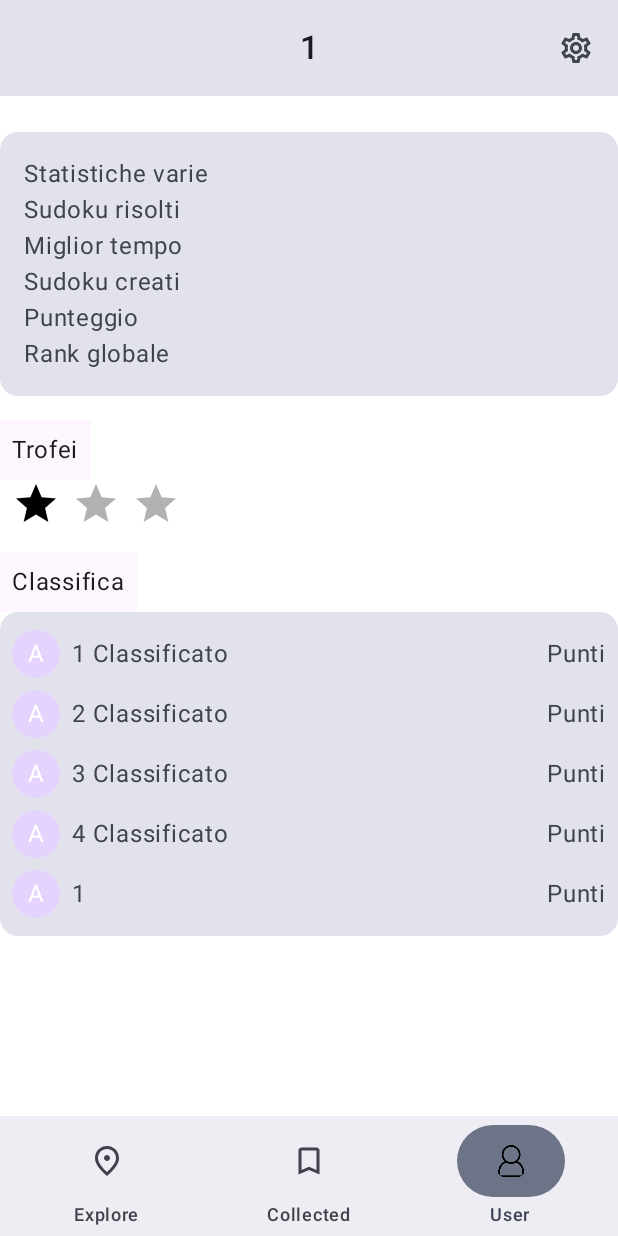
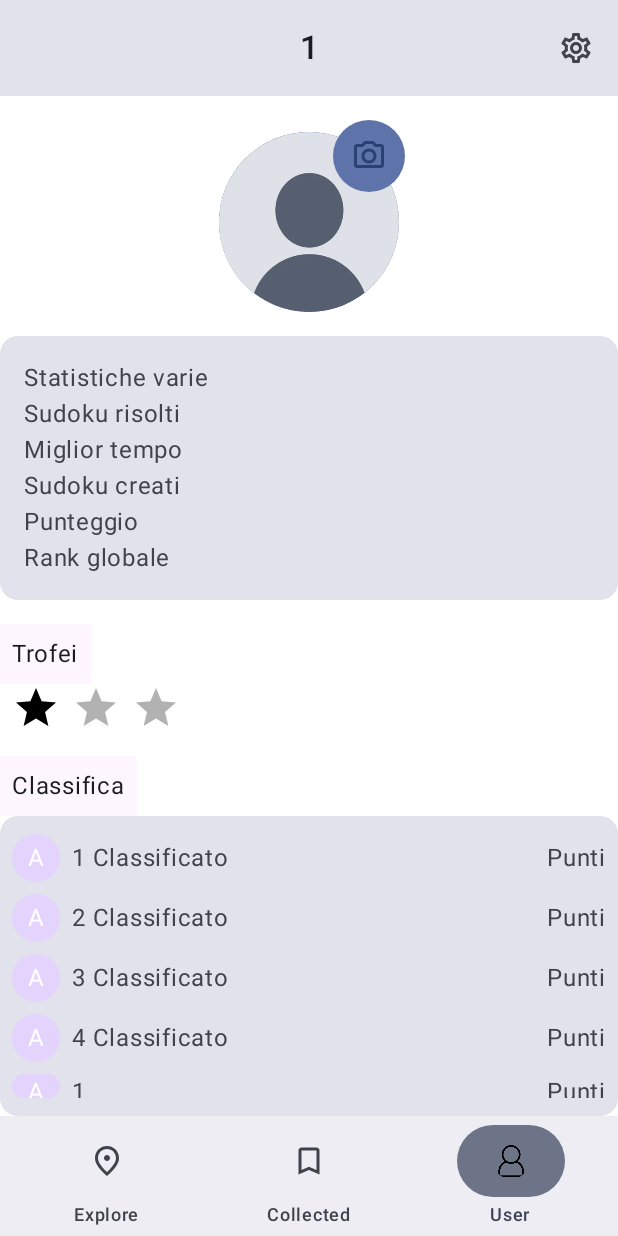
Before and after one commit to AndreaMonaco2912/Sudoku-GO, an Android app built with Jetpack Compose: the screen it shows after launch (MainActivity), item 3 of the bottom bar chosen, on a phone screen of 412 x 824 dp. Run offline under Robolectric (Android 15) with nearby library versions, the light colour scheme and no system bars; libraries missing offline, so code that uses them is left out: io.github.jan.supabase, org.osmdroid.config, org.osmdroid.tileprovider, org.osmdroid.util, org.osmdroid.views; 7 statements that could not run were skipped.

Commit message:
Changed the user ui

```diff
--- a/app/src/main/java/com/example/sudokugo/ui/screens/UserScreen.kt
+++ b/app/src/main/java/com/example/sudokugo/ui/screens/UserScreen.kt
@@ -1,5 +1,6 @@
 package com.example.sudokugo.ui.screens
 
+import androidx.compose.foundation.Image
 import androidx.compose.foundation.background
 import androidx.compose.foundation.layout.Arrangement
 import androidx.compose.foundation.layout.Box
@@ -8,24 +9,30 @@ import androidx.compose.foundation.layout.Row
 import androidx.compose.foundation.layout.Spacer
 import androidx.compose.foundation.layout.fillMaxSize
 import androidx.compose.foundation.layout.fillMaxWidth
+import androidx.compose.foundation.layout.offset
 import androidx.compose.foundation.layout.padding
 import androidx.compose.foundation.layout.size
 import androidx.compose.foundation.layout.width
 import androidx.compose.foundation.shape.CircleShape
 import androidx.compose.material.icons.Icons
 import androidx.compose.material.icons.filled.Star
+import androidx.compose.material.icons.outlined.PhotoCamera
 import androidx.compose.material3.Icon
 import androidx.compose.material3.MaterialTheme
 import androidx.compose.material3.Scaffold
 import androidx.compose.material3.Text
 import androidx.compose.material3.Card
 import androidx.compose.material3.CardDefaults
+import androidx.compose.material3.IconButton
 import androidx.compose.runtime.Composable
 import androidx.compose.ui.Alignment
 import androidx.compose.ui.Modifier
+import androidx.compose.ui.draw.clip
 import androidx.compose.ui.graphics.Color
+import androidx.compose.ui.res.painterResource
 import androidx.compose.ui.unit.dp
 import androidx.navigation.NavController
+import com.example.sudokugo.R
 import com.example.sudokugo.ui.composables.BottomNavSelected
 import com.example.sudokugo.ui.composables.BottomSudokuGoAppBar
 import com.example.sudokugo.ui.composables.TopSudokuGoAppBar
@@ -44,6 +51,40 @@ fun UserScreen(navController: NavController, userId: String) {
             verticalArrangement = Arrangement.spacedBy(16.dp)
         ) {
             Spacer(Modifier.size(8.dp))
+
+            Box(
+                modifier = Modifier
+                    .fillMaxWidth()
+                    .padding(horizontal = 16.dp),
+                contentAlignment = Alignment.TopCenter
+            ) {
+                // Immagine dell'utente
+                Image(
+                    painter = painterResource(id = R.drawable.default_character_icon), // Usa l'avatar utente reale
+                    contentDescription = "User Profile Image",
+                    modifier = Modifier
+                        .size(120.dp)
+                        .clip(CircleShape)
+                        .background(MaterialTheme.colorScheme.primaryContainer)
+                )
+
+                // Bottone con icona della fotocamera
+                IconButton(
+                    onClick = { /* TODO: Logica per cambiare immagine profilo */ },
+                    modifier = Modifier
+                        .offset(x = 40.dp)
+                        .size(32.dp)
+                        .background(MaterialTheme.colorScheme.primaryContainer, CircleShape)
+                ) {
+                    Icon(
+                        imageVector = Icons.Outlined.PhotoCamera,
+                        contentDescription = "Cambia immagine",
+                        tint = MaterialTheme.colorScheme.primary
+                    )
+                }
+            }
+
+
             // Stats Card
             Card(
                 colors = CardDefaults.cardColors(
```
Also changed, not shown: app/src/main/res/drawable-nodpi/default_character_icon.png (added).
